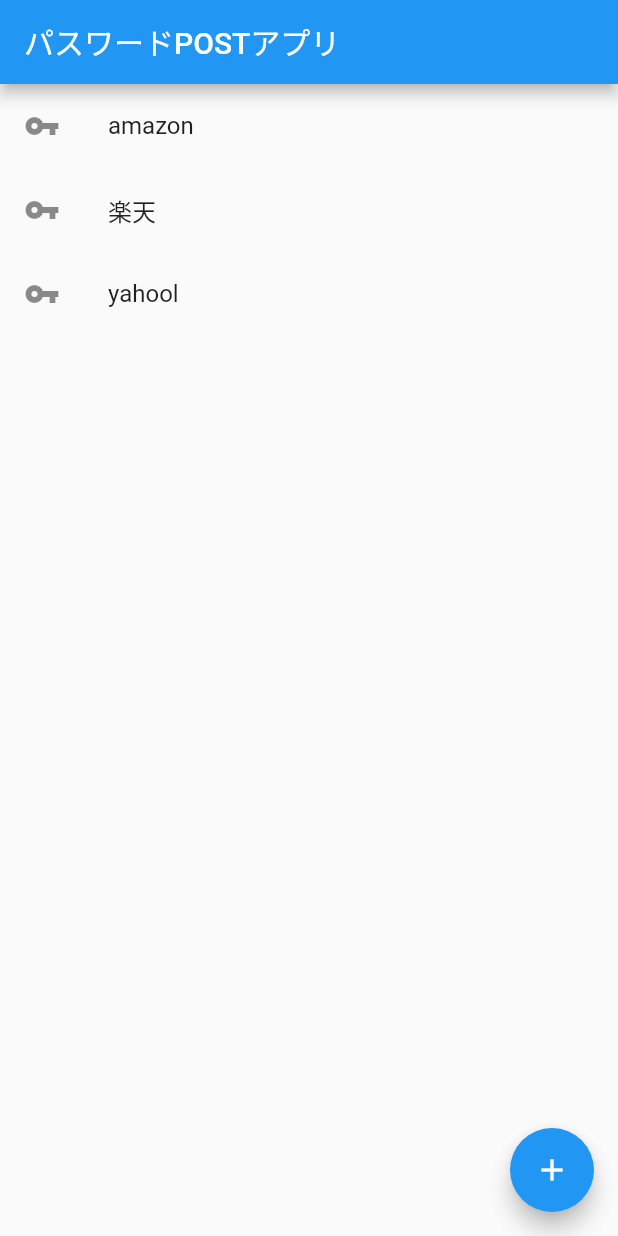
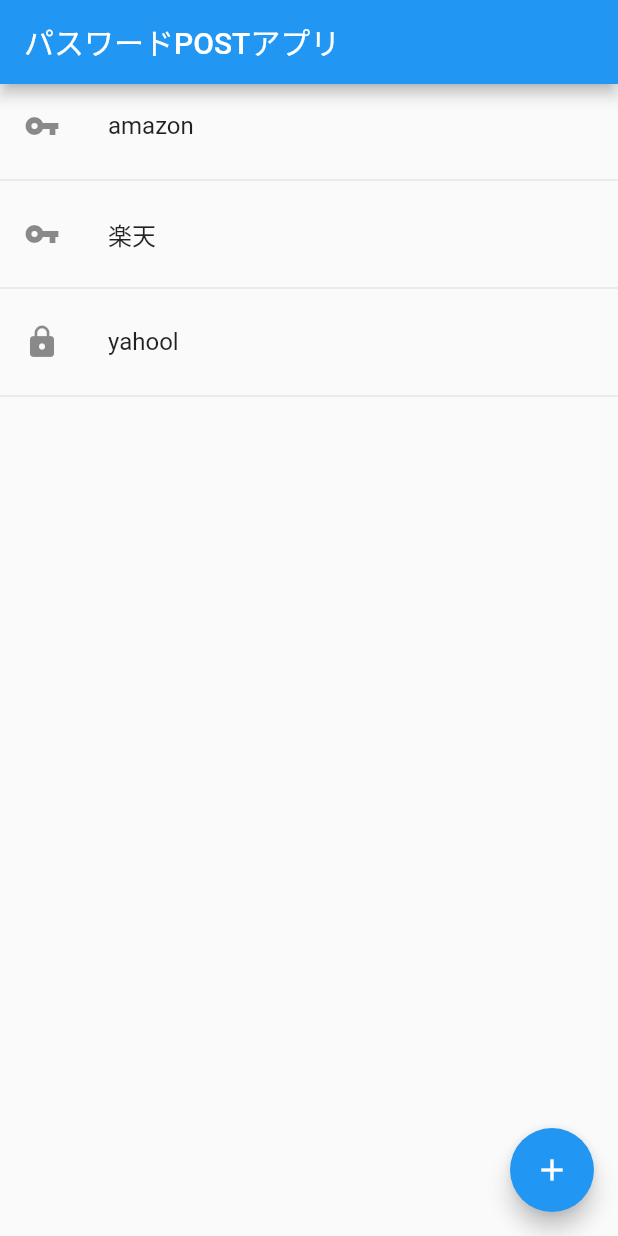
Before and after one commit to akira393/flutter-sample-app, a Flutter app: the screen it shows after launch, on a phone screen of 412 x 824 dp. Run offline on Flutter 3.47's test engine with Material 2 defaults, Android fonts, the phone set to English and light mode, and no system bars.

Commit message:
feat: 🎸 リストの項目に区切り線を追加

```diff
--- a/lib/main.dart
+++ b/lib/main.dart
@@ -48,14 +48,17 @@ class _MyHomePageState extends State<MyHomePage> {
             leading: Icon(Icons.vpn_key),
             title: Text("amazon"),
           ),
+          Divider(),
           ListTile(
             leading: Icon(Icons.vpn_key),
             title: Text("楽天"),
           ),
+          Divider(),
           ListTile(
-            leading: Icon(Icons.vpn_key),
+            leading: Icon(Icons.lock ),
             title: Text("yahool"),
-          )
+          ),
+          Divider()
         ],
       ),
       floatingActionButton: FloatingActionButton(
@@ -67,7 +70,6 @@ class _MyHomePageState extends State<MyHomePage> {
   }
 }
 
-//todo リスト間に区切りを表示
 //todo リスト表示を動的に
 //todo フロートアクションボタンをタップ時に、リストを一つ追加表示
 //todo 新しい画面を作成し、リストをタップした時に遷移
```
